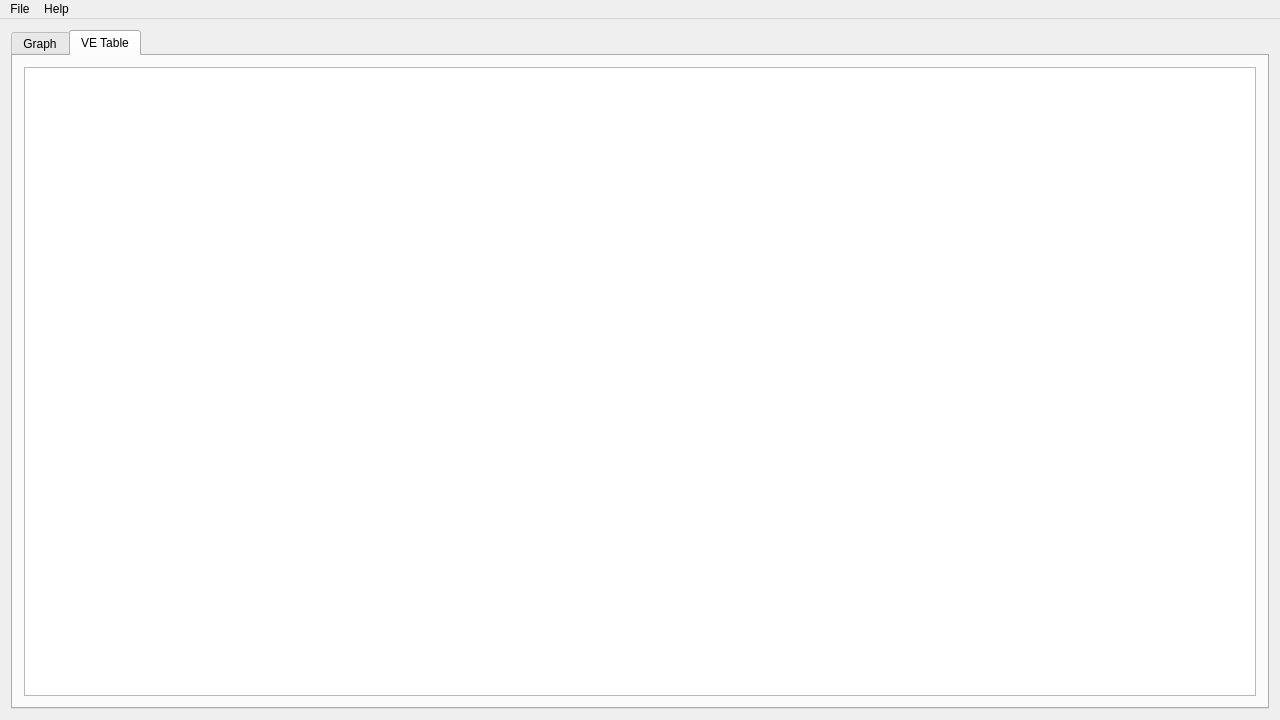
Above: mainwindow.ui from c2ypt1c/ecmapp before the change. Below: the same form after it.
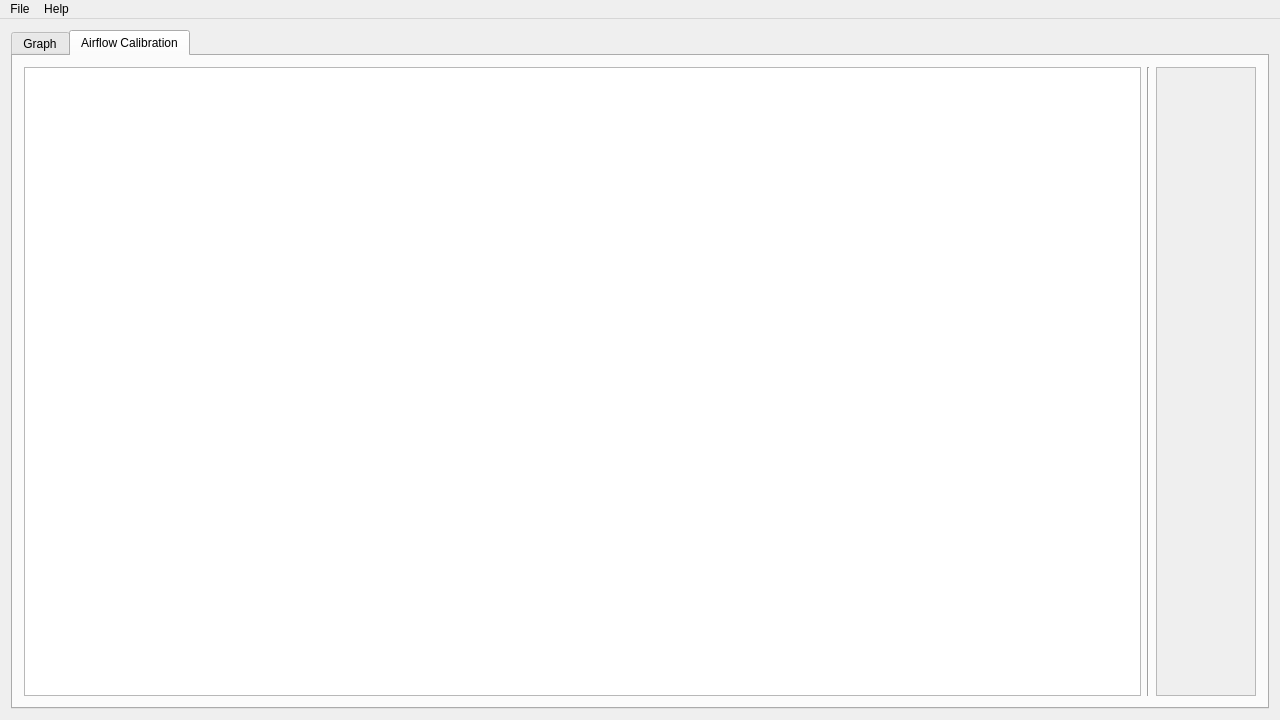
That is the form after the change.

Commit message: added mafcomp table

Diff of the .ui file:
```diff
--- a/mainwindow.ui
+++ b/mainwindow.ui
@@ -31,7 +31,7 @@
    </property>
    <layout class="QGridLayout" name="gridLayout_2">
     <item row="0" column="0">
-     <layout class="QGridLayout" name="gridLayout" rowstretch="0">
+     <layout class="QGridLayout" name="gridLayout">
       <property name="sizeConstraint">
        <enum>QLayout::SetDefaultConstraint</enum>
       </property>
@@ -60,11 +60,48 @@
         </widget>
         <widget class="QWidget" name="veTab">
          <attribute name="title">
-          <string>VE Table</string>
+          <string>Airflow Calibration</string>
          </attribute>
          <layout class="QGridLayout" name="gridLayout_4">
-          <item row="0" column="0">
-           <widget class="QTableWidget" name="veTableWidget"/>
+          <item row="0" column="1">
+           <layout class="QHBoxLayout" name="horizontalLayout">
+            <item>
+             <widget class="QTableWidget" name="veTableWidget">
+              <property name="enabled">
+               <bool>true</bool>
+              </property>
+              <property name="maximumSize">
+               <size>
+                <width>16777215</width>
+                <height>16777215</height>
+               </size>
+              </property>
+              <property name="selectionMode">
+               <enum>QAbstractItemView::ContiguousSelection</enum>
+              </property>
+             </widget>
+            </item>
+            <item>
+             <widget class="Line" name="line">
+              <property name="orientation">
+               <enum>Qt::Vertical</enum>
+              </property>
+             </widget>
+            </item>
+            <item>
+             <widget class="QTableWidget" name="mafTableWidget">
+              <property name="enabled">
+               <bool>false</bool>
+              </property>
+              <property name="maximumSize">
+               <size>
+                <width>100</width>
+                <height>16777215</height>
+               </size>
+              </property>
+             </widget>
+            </item>
+           </layout>
           </item>
          </layout>
         </widget>
```
Left out of the diff: 8 changed lines with no effect on the pictures. The commit also changes 2 other files.
